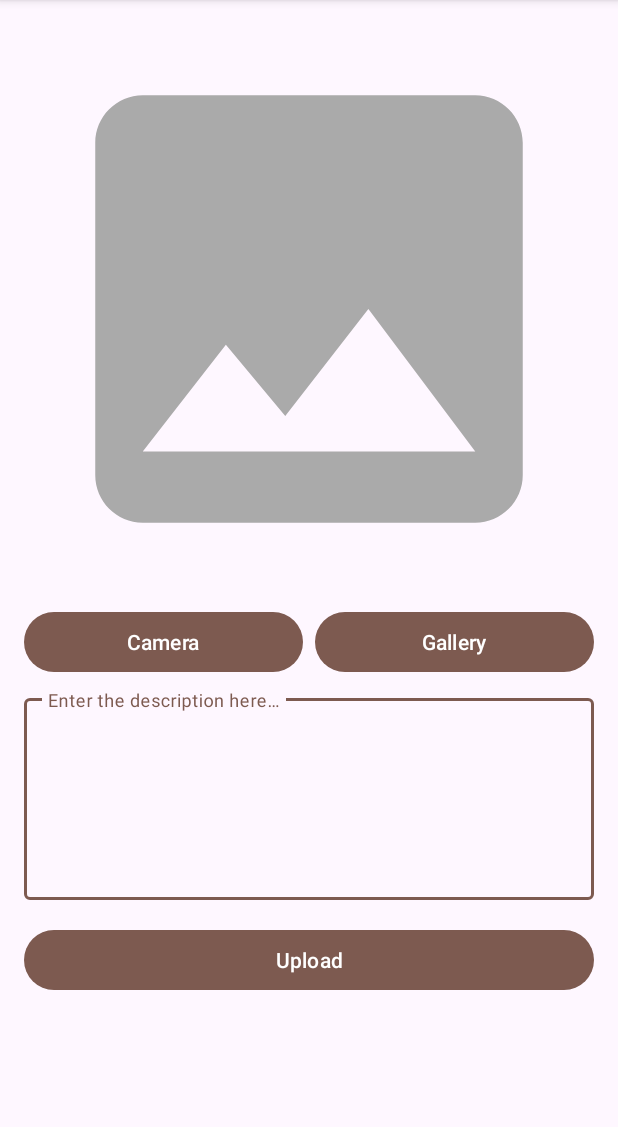
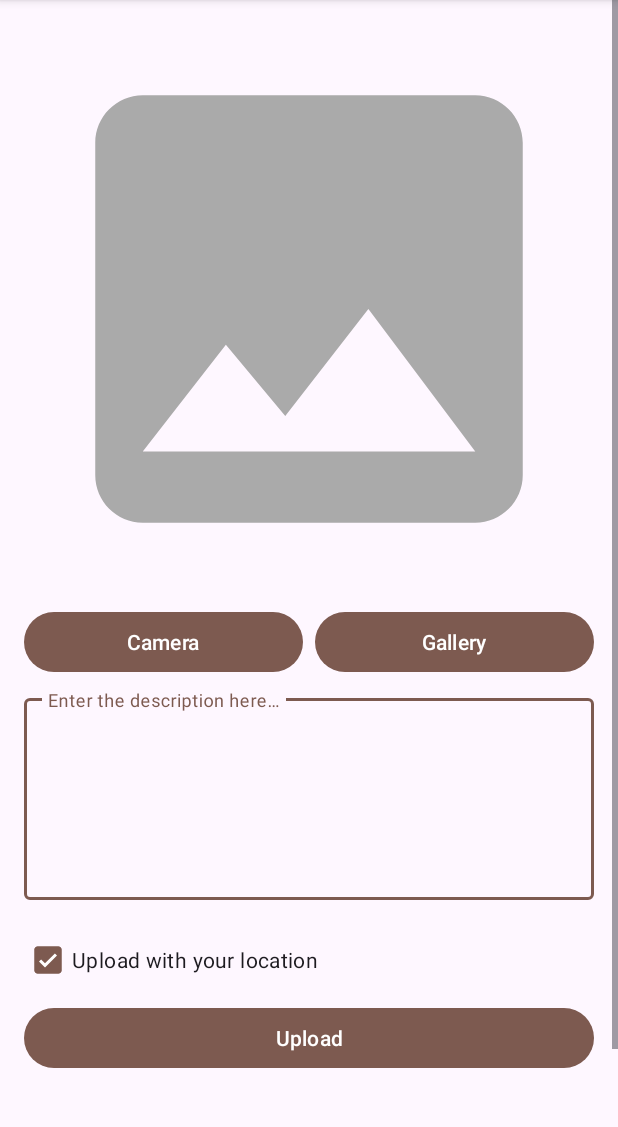
Before and after one commit to ptrdyp/StoryApp, an Android app: the AddStoryActivity screen opened directly, with no data from a screen before it, on a phone screen of 412 x 824 dp, the part 96-1223 px from its top. Run offline under Robolectric (Android 15) with nearby library versions, the phone set to English and light mode, and no system bars; pictures from the network do not load.

Commit message:
Add story with location (optional)

```diff
--- a/app/src/main/AndroidManifest.xml
+++ b/app/src/main/AndroidManifest.xml
@@ -6,6 +6,9 @@
     <uses-permission
         android:name="android.permission.WRITE_EXTERNAL_STORAGE"
         android:maxSdkVersion="28" />
+
+    <uses-permission android:name="android.permission.ACCESS_FINE_LOCATION" />
+    <uses-permission android:name="android.permission.ACCESS_COARSE_LOCATION" />
 
     <application
         android:allowBackup="true"
--- a/app/src/main/java/com/dicoding/storyapp/data/retrofit/ApiService.kt
+++ b/app/src/main/java/com/dicoding/storyapp/data/retrofit/ApiService.kt
@@ -58,5 +58,7 @@ interface ApiService {
     suspend fun uploadStory(
         @Part file: MultipartBody.Part,
         @Part("description") description: RequestBody,
+        @Part("lat") lat: Double? = null,
+        @Part("lon") lon: Double? = null
     ): Response<AddStoryResponse>
 }
--- a/app/src/main/java/com/dicoding/storyapp/ui/add/AddStoryActivity.kt
+++ b/app/src/main/java/com/dicoding/storyapp/ui/add/AddStoryActivity.kt
@@ -2,6 +2,9 @@ package com.dicoding.storyapp.ui.add
 
 import android.content.Intent
 import android.net.Uri
+import android.Manifest
+import android.content.pm.PackageManager
+import android.location.Location
 import androidx.appcompat.app.AppCompatActivity
 import android.os.Bundle
 import android.util.Log
@@ -10,6 +13,7 @@ import android.widget.Toast
 import androidx.activity.result.PickVisualMediaRequest
 import androidx.activity.result.contract.ActivityResultContracts
 import androidx.activity.viewModels
+import androidx.core.content.ContextCompat
 import androidx.lifecycle.lifecycleScope
 import com.dicoding.storyapp.R
 import com.dicoding.storyapp.databinding.ActivityAddStoryBinding
@@ -18,6 +22,8 @@ import com.dicoding.storyapp.utils.ViewModelFactory
 import com.dicoding.storyapp.utils.getImageUri
 import com.dicoding.storyapp.utils.reduceFileImage
 import com.dicoding.storyapp.utils.uriToFile
+import com.google.android.gms.location.FusedLocationProviderClient
+import com.google.android.gms.location.LocationServices
 import kotlinx.coroutines.launch
 import okhttp3.MediaType.Companion.toMediaType
 import okhttp3.MultipartBody
@@ -27,7 +33,11 @@ import okhttp3.RequestBody.Companion.toRequestBody
 class  AddStoryActivity : AppCompatActivity() {
 
     private lateinit var binding: ActivityAddStoryBinding
+    private lateinit var fusedLocationClient: FusedLocationProviderClient
     private var currentImageUri: Uri? = null
+    private var currentLocation: Location? = null
+    private var isWithLocation: Boolean = true
+    private var isImageIncluded: Boolean = false
     private val addStoryViewModel by viewModels<AddStoryViewModel> {
         ViewModelFactory.getInstance(this)
     }
@@ -47,23 +57,68 @@ class  AddStoryActivity : AppCompatActivity() {
             showImage()
             showLoading()
         }
+
+        fusedLocationClient = LocationServices.getFusedLocationProviderClient(this)
+        getMyLastLocation()
         setupButton()
     }
 
     override fun onSaveInstanceState(outState: Bundle) {
         super.onSaveInstanceState(outState)
-        addStoryViewModel.saveInstanceState(currentImageUri, binding.descriptionEditText.text.toString())
+        addStoryViewModel.saveInstanceState(currentImageUri, binding.descriptionEditText.text.toString(), currentLocation)
+    }
+
+    private val requestPermissionLauncher = registerForActivityResult(
+        ActivityResultContracts.RequestMultiplePermissions()
+    ) { permissions ->
+        when {
+            permissions[Manifest.permission.ACCESS_FINE_LOCATION] ?: false -> {
+               getMyLastLocation()
+            }
+            permissions[Manifest.permission.ACCESS_COARSE_LOCATION] ?: false -> {
+                getMyLastLocation()
+            }
+            else -> {}
+        }
+    }
+
+    private fun checkPermission(permission: String): Boolean {
+        return ContextCompat.checkSelfPermission(
+            this,
+            permission
+        ) == PackageManager.PERMISSION_GRANTED
+    }
+
+    private fun getMyLastLocation() {
+        if (checkPermission(Manifest.permission.ACCESS_FINE_LOCATION) && checkPermission(Manifest.permission.ACCESS_COARSE_LOCATION)) {
+            fusedLocationClient.lastLocation.addOnSuccessListener { location: Location? ->
+                currentLocation = location
+                Log.d(TAG, "getMyLastLocation: $location")
+            }
+        } else {
+            requestPermissionLauncher.launch(
+                arrayOf(
+                    Manifest.permission.ACCESS_FINE_LOCATION,
+                    Manifest.permission.ACCESS_COARSE_LOCATION
+                )
+            )
+        }
     }
 
     private fun setupButton() {
-        binding.galleryButton.setOnClickListener {
+        binding.apply {
+            galleryButton.setOnClickListener {
                 startGallery()
             }
-        binding.cameraButton.setOnClickListener {
+            cameraButton.setOnClickListener {
                 startCamera()
             }
-        binding.uploadButton.setOnClickListener {
+            cbLocation.setOnCheckedChangeListener { _, isChecked ->
+                isWithLocation = isChecked
+            }
+            uploadButton.setOnClickListener {
                 uploadStory()
+            }
         }
     }
 
@@ -101,6 +156,7 @@ class  AddStoryActivity : AppCompatActivity() {
     private fun showImage() {
         currentImageUri?.let {
             Log.d("Image URI", "showImage: $it")
+            isImageIncluded = true
             binding.previewImageView.setImageURI(it)
         }
     }
@@ -108,6 +164,11 @@ class  AddStoryActivity : AppCompatActivity() {
     private fun uploadStory() {
         showLoading()
         val description = binding.descriptionEditText.text.toString()
+        if (!isImageIncluded) {
+            Toast.makeText(this, getString(R.string.image_is_required), Toast.LENGTH_SHORT).show()
+        } else if (description == "") {
+            Toast.makeText(this, getString(R.string.description_is_required), Toast.LENGTH_SHORT).show()
+        } else {
             addStoryViewModel.getUser().observe(this) {
                 currentImageUri?.let { uri ->
                     val imageFile = uriToFile(uri, this).reduceFileImage()
@@ -115,20 +176,27 @@ class  AddStoryActivity : AppCompatActivity() {
                     val multipartBody = MultipartBody.Part.createFormData(
                         "photo", imageFile.name, requestImageFile
                     )
-                Log.d("Image File", "showImage: ${imageFile.path}")
-                postData(multipartBody, description)
+                    postData(multipartBody, description, currentLocation)
+                    Log.d(TAG, "uploadStory: $currentLocation")
                 } ?: showToast()
             }
         }
 
-    private fun postData(file: MultipartBody.Part, description: String) {
+    }
+
+    private fun postData(file: MultipartBody.Part, description: String, currentLocation: Location? = null) {
         val descriptionRequestBody = description.toRequestBody(MultipartBody.FORM)
 
         lifecycleScope.launch {
             val apiService = addStoryViewModel.getApiServiceWithToken()
 
             if (apiService != null) {
+                if (!isWithLocation) {
                     addStoryViewModel.postStory(apiService, file, descriptionRequestBody)
+                } else {
+                    addStoryViewModel.postStory(apiService, file, descriptionRequestBody, currentLocation)
+                    Log.d(TAG, "postData: $currentLocation")
+                }
             }
         }
 
@@ -162,4 +230,8 @@ class  AddStoryActivity : AppCompatActivity() {
             }
         }
     }
+
+    companion object {
+        const val TAG = "AddStoryActivity"
     }
+}
--- a/app/src/main/res/layout/activity_add_story.xml
+++ b/app/src/main/res/layout/activity_add_story.xml
@@ -30,7 +30,8 @@
             app:layout_constraintEnd_toEndOf="parent"
             app:layout_constraintTop_toTopOf="parent"
             app:layout_constraintBottom_toTopOf="@id/cameraButton"
-            app:srcCompat="@drawable/ic_place_holder" />
+            app:srcCompat="@drawable/ic_place_holder"
+            android:contentDescription="@string/image_story" />
 
         <Button
             android:id="@+id/cameraButton"
@@ -63,7 +64,7 @@
             android:layout_width="match_parent"
             android:layout_height="140dp"
             app:layout_constraintTop_toBottomOf="@id/galleryButton"
-            app:layout_constraintBottom_toTopOf="@id/uploadButton"
+            app:layout_constraintBottom_toTopOf="@id/cb_location"
             app:layout_constraintStart_toStartOf="parent"
             app:layout_constraintEnd_toEndOf="parent">
 
@@ -72,10 +73,24 @@
                 android:layout_width="match_parent"
                 android:layout_height="match_parent"
                 android:hint="@string/description_text"
-                android:gravity="top" />
+                android:gravity="top"
+                android:autofillHints="Story description"
+                android:inputType="text" />
 
         </com.google.android.material.textfield.TextInputLayout>
 
+        <CheckBox
+            android:id="@+id/cb_location"
+            android:layout_width="match_parent"
+            android:layout_height="wrap_content"
+            android:checked="true"
+            android:text="@string/upload_with_your_location"
+            android:layout_marginTop="16dp"
+            android:layout_marginBottom="4dp"
+            app:layout_constraintStart_toStartOf="parent"
+            app:layout_constraintEnd_toEndOf="parent"
+            app:layout_constraintTop_toBottomOf="@id/descriptionTextInputLayout"
+            app:layout_constraintBottom_toTopOf="@id/uploadButton"/>
         <Button
             android:id="@+id/uploadButton"
             android:layout_width="0dp"
--- a/app/src/main/res/values/strings.xml
+++ b/app/src/main/res/values/strings.xml
@@ -41,4 +41,12 @@
     <string name="title_activity_maps">MapsActivity</string>
     <string name="maps">Maps</string>
     <string name="retry">Retry</string>
+    <string name="normal">Normal</string>
+    <string name="satellite">Satellite</string>
+    <string name="terrain">Terrain</string>
+    <string name="hybrid">Hybrid</string>
+    <string name="upload_with_your_location">Upload with your location</string>
+    <string name="image_story">Image story</string>
+    <string name="image_is_required">Image is required</string>
+    <string name="description_is_required">Description is required</string>
 </resources>
```
Also changed, not shown: app/build.gradle.kts (+9 -0 lines), app/src/main/java/com/dicoding/storyapp/ui/add/AddStoryViewModel.kt (+6 -3 lines), app/src/main/java/com/dicoding/storyapp/ui/maps/MapsActivity.kt (+46 -6 lines), app/src/main/res/menu/map_options.xml (added, +20 -0 lines), 1 other file. Lines whose indentation alone changed are shown as unchanged.
